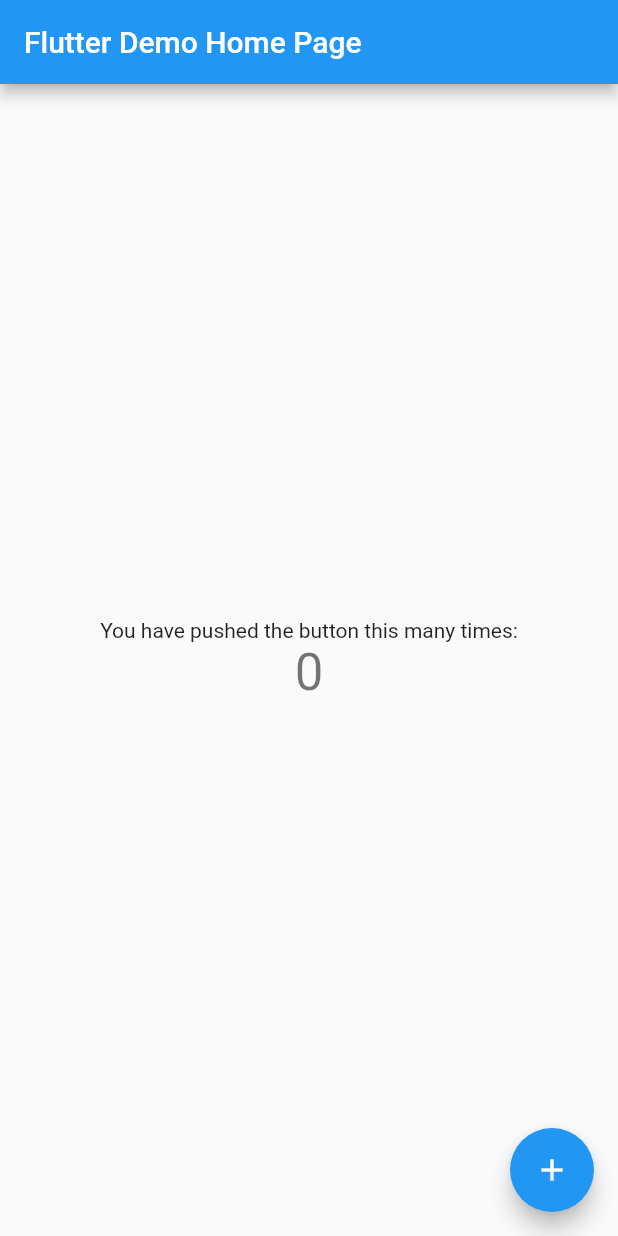
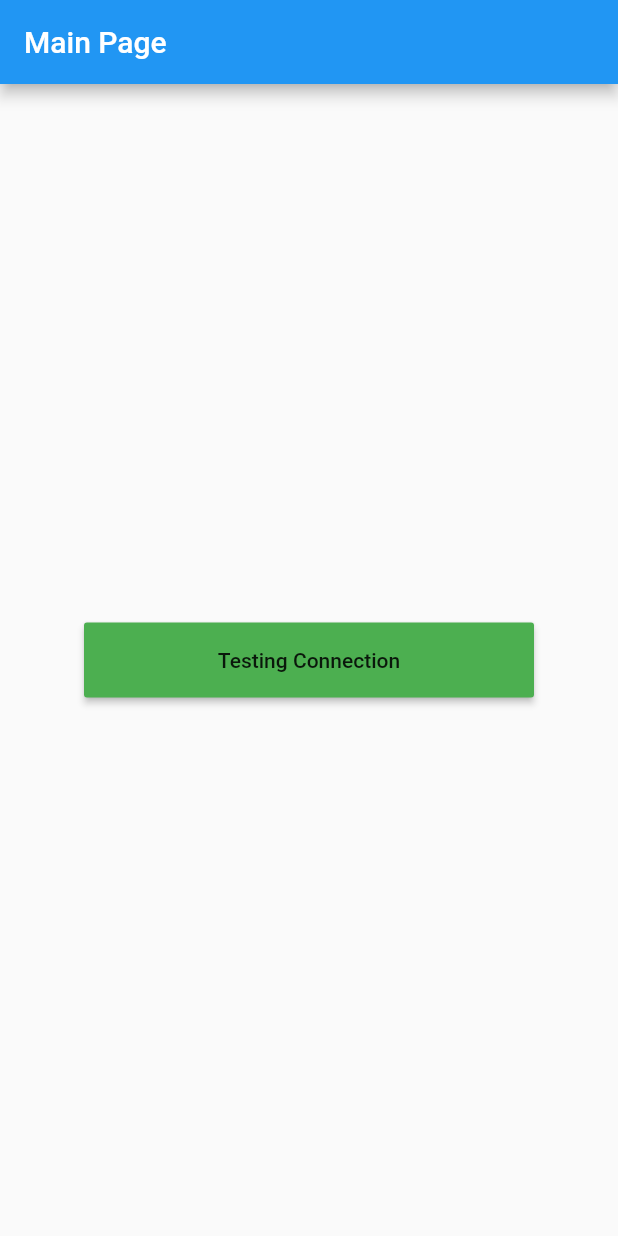
Before and after one commit to Srajan-Jaiswal/CityTransfers-cabs, a Flutter app: the screen it shows after launch, on a phone screen of 412 x 824 dp. Run offline on Flutter 3.47's test engine with Material 2 defaults, Android fonts, the phone set to English and light mode, and no system bars; our stand-ins replace firebase_core, firebase_database; accounts and stored records are empty.

```diff
--- a/lib/main.dart
+++ b/lib/main.dart
@@ -1,120 +1,42 @@
 import 'package:flutter/material.dart';
+import 'package:firebase_core/firebase_core.dart';
+import 'dart:io';
+import 'mainpage.dart';
 
-void main() {
-  runApp(MyApp());
+Future<void> main() async {
+  WidgetsFlutterBinding.ensureInitialized();
+  final FirebaseApp app = await Firebase.initializeApp(
+    name: 'db2',
+    options: Platform.isIOS || Platform.isMacOS
+        ? FirebaseOptions(
+            appId: '1:297855924061:ios:c6de2b69b03a5be8',
+            apiKey: 'AIzaSyD_shO5mfO9lhy2TVWhfo1VUmARKlG4suk',
+            projectId: 'flutter-firebase-plugins',
+            messagingSenderId: '297855924061',
+            databaseURL: 'https://flutterfire-cd2f7.firebaseio.com',
+          )
+        : FirebaseOptions(
+            appId: '1:297855924061:android:669871c998cc21bd',
+            apiKey: '1:545696165670:android:1609f7affbfdf79f419be7',
+            messagingSenderId: '297855924061',
+            projectId: 'flutter-firebase-plugins',
+            databaseURL: 'https://citytransfers-92e25-default-rtdb.firebaseio.com',
+          ),
+  );
+  runApp(MaterialApp(
+    title: 'Flutter Database Example',
+    home: MainPage(),
+  ));
 }
-
-// Creating an application for online cab management system. My namae srajan  jaiswal.
-
-
 class MyApp extends StatelessWidget {
-  // This widget is the root of your application.
   @override
   Widget build(BuildContext context) {
     return MaterialApp(
-      title: 'Flutter Demo',
       theme: ThemeData(
-        // This is the theme of your application.
-        //
-        // Try running your application with "flutter run". You'll see the
-        // application has a blue toolbar. Then, without quitting the app, try
-        // changing the primarySwatch below to Colors.green and then invoke
-        // "hot reload" (press "r" in the console where you ran "flutter run",
-        // or simply save your changes to "hot reload" in a Flutter IDE).
-        // Notice that the counter didn't reset back to zero; the application
-        // is not restarted.
         primarySwatch: Colors.blue,
-        // This makes the visual density adapt to the platform that you run
-        // the app on. For desktop platforms, the controls will be smaller and
-        // closer together (more dense) than on mobile platforms.
         visualDensity: VisualDensity.adaptivePlatformDensity,
       ),
-      home: MyHomePage(title: 'Flutter Demo Home Page'),
+      home: MainPage(),
     );
   }
 }
-
-class MyHomePage extends StatefulWidget {
-  MyHomePage({Key key, this.title}) : super(key: key);
-
-  // This widget is the home page of your application. It is stateful, meaning
-  // that it has a State object (defined below) that contains fields that affect
-  // how it looks.
-
-  // This class is the configuration for the state. It holds the values (in this
-  // case the title) provided by the parent (in this case the App widget) and
-  // used by the build method of the State. Fields in a Widget subclass are
-  // always marked "final".
-
-  final String title;
-
-  @override
-  _MyHomePageState createState() => _MyHomePageState();
-}
-
-class _MyHomePageState extends State<MyHomePage> {
-  int _counter = 0;
-
-  void _incrementCounter() {
-    setState(() {
-      // This call to setState tells the Flutter framework that something has
-      // changed in this State, which causes it to rerun the build method below
-      // so that the display can reflect the updated values. If we changed
-      // _counter without calling setState(), then the build method would not be
-      // called again, and so nothing would appear to happen.
-      _counter++;
-    });
-  }
-
-  @override
-  Widget build(BuildContext context) {
-    // This method is rerun every time setState is called, for instance as done
-    // by the _incrementCounter method above.
-    //
-    // The Flutter framework has been optimized to make rerunning build methods
-    // fast, so that you can just rebuild anything that needs updating rather
-    // than having to individually change instances of widgets.
-    return Scaffold(
-      appBar: AppBar(
-        // Here we take the value from the MyHomePage object that was created by
-        // the App.build method, and use it to set our appbar title.
-        title: Text(widget.title),
-      ),
-      body: Center(
-        // Center is a layout widget. It takes a single child and positions it
-        // in the middle of the parent.
-        child: Column(
-          // Column is also a layout widget. It takes a list of children and
-          // arranges them vertically. By default, it sizes itself to fit its
-          // children horizontally, and tries to be as tall as its parent.
-          //
-          // Invoke "debug painting" (press "p" in the console, choose the
-          // "Toggle Debug Paint" action from the Flutter Inspector in Android
-          // Studio, or the "Toggle Debug Paint" command in Visual Studio Code)
-          // to see the wireframe for each widget.
-          //
-          // Column has various properties to control how it sizes itself and
-          // how it positions its children. Here we use mainAxisAlignment to
-          // center the children vertically; the main axis here is the vertical
-          // axis because Columns are vertical (the cross axis would be
-          // horizontal).
-          mainAxisAlignment: MainAxisAlignment.center,
-          children: <Widget>[
-            Text(
-              'You have pushed the button this many times:',
-            ),
-            Text(
-              '$_counter',
-              style: Theme.of(context).textTheme.headline4,
-            ),
-          ],
-        ),
-      ),
-      floatingActionButton: FloatingActionButton(
-        onPressed: _incrementCounter,
-        tooltip: 'Increment',
-        child: Icon(Icons.add),
-      ), // This trailing comma makes auto-formatting nicer for build methods.
-    );
-  }
-}
--- /dev/null
+++ b/lib/mainpage.dart
@@ -0,0 +1,31 @@
+import 'package:firebase_database/firebase_database.dart';
+import 'package:flutter/material.dart';
+
+class MainPage extends StatefulWidget {
+  @override
+  _MainPageState createState() => _MainPageState();
+}
+
+class _MainPageState extends State<MainPage> {
+  @override
+  Widget build(BuildContext context) {
+    return Scaffold(
+      appBar: AppBar(
+        title:Text("Main Page")
+      ),
+      body: Center(
+        child: MaterialButton(
+          onPressed: (){
+             DatabaseReference dbref = FirebaseDatabase.instance.reference().child('Test1');
+             dbref.set('IsConnected');
+          },
+          height: 50,
+          minWidth: 300,
+          color: Colors.green,
+          child: Text('Testing Connection'),
+        ),
+      )
+
+    );
+  }
+}
--- a/pubspec.yaml
+++ b/pubspec.yaml
@@ -28,6 +28,9 @@ dependencies:
   # The following adds the Cupertino Icons font to your application.
   # Use with the CupertinoIcons class for iOS style icons.
   cupertino_icons: ^1.0.0
+  firebase_core: ^0.5.3
+  firebase_auth: ^0.18.4+1
+  firebase_database: ^4.4.0
 
 dev_dependencies:
   flutter_test:
```
Also changed, not shown: pubspec.lock, 4 other files.
